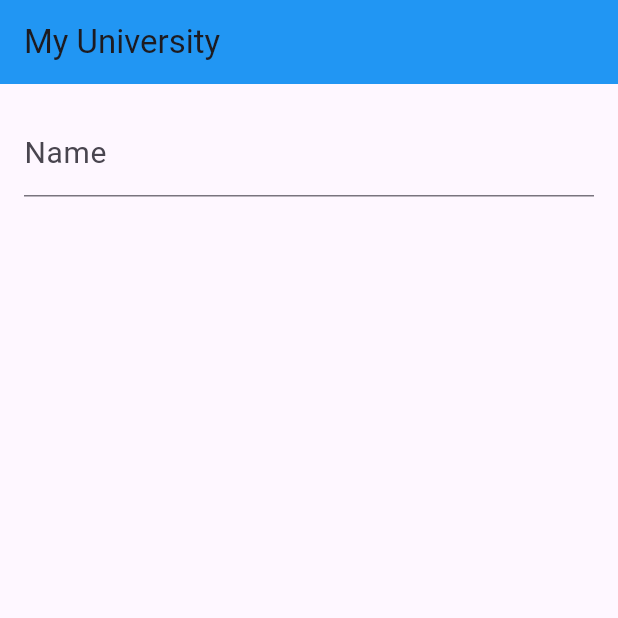
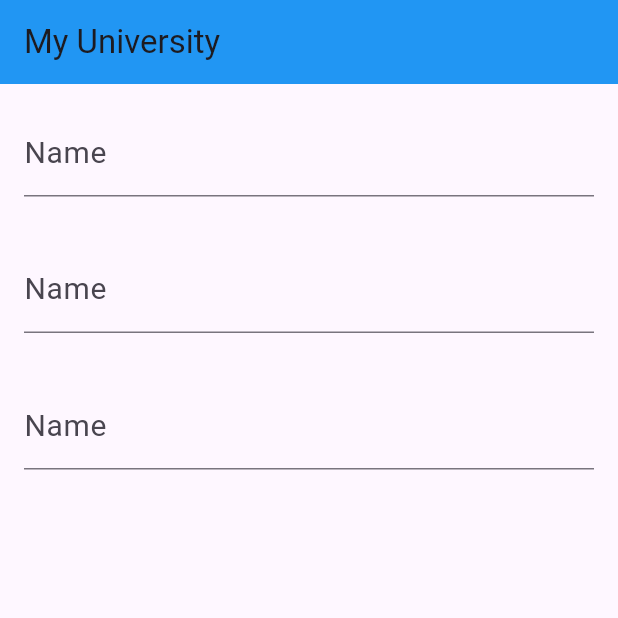
Before and after one commit to ArifHossain123/my_university, a Flutter app: the screen it shows after launch, on a phone screen of 412 x 824 dp, the top half of it. Run offline on Flutter 3.47's test engine with Material 3 defaults, Android fonts, the light colour scheme and no system bars.

Commit message:
TextField

```diff
--- a/lib/main.dart
+++ b/lib/main.dart
@@ -1,4 +1,5 @@
 import 'package:flutter/material.dart';
+import 'package:my_university/text_field.dart';
 
 void main() {
   runApp(
@@ -28,27 +29,31 @@ class _MyUniversityState extends State<MyUniversity> {
         backgroundColor: Colors.blue,
         title: const Text('My University'),
       ),
-      body: Column(
+      body: const Column(
         children: <Widget>[
-          Padding(
-            padding: const EdgeInsets.all(16.0),
-            child: TextFormField(
-              decoration: const InputDecoration(
-                labelText: 'Name',
-                labelStyle: TextStyle(
-                  fontSize: 20,
-                ),
-                fillColor: Colors.white,
-                focusedBorder: OutlineInputBorder(
-                  borderSide: BorderSide(
-                    color: Colors.blue,
-                    width: 2,
-                  ),
-                ),
-              ),
-              onChanged: (String name) {},
-            ),
-          ),
+          StudentTextField(),
+          StudentTextField(),
+          StudentTextField(),
+
+          // Padding(
+          //   padding: const EdgeInsets.all(16.0),
+          //   child: TextFormField(
+          //     decoration: const InputDecoration(
+          //       labelText: 'Name',
+          //       labelStyle: TextStyle(
+          //         fontSize: 20,
+          //       ),
+          //       fillColor: Colors.white,
+          //       focusedBorder: OutlineInputBorder(
+          //         borderSide: BorderSide(
+          //           color: Colors.blue,
+          //           width: 2,
+          //         ),
+          //       ),
+          //     ),
+          //     onChanged: (String name) {},
+          //   ),
+          // ),
         ],
       ),
     );
--- /dev/null
+++ b/lib/text_field.dart
@@ -0,0 +1,33 @@
+import 'package:flutter/material.dart';
+
+class StudentTextField extends StatelessWidget {
+  const StudentTextField({super.key});
+
+  @override
+  Widget build(BuildContext context) {
+    return Column(
+      children: <Widget>[
+        Padding(
+          padding: const EdgeInsets.all(16.0),
+          child: TextFormField(
+            decoration: const InputDecoration(
+              labelText: 'Name',
+              labelStyle: TextStyle(
+                fontSize: 20,
+              ),
+              fillColor: Colors.white,
+              focusedBorder: OutlineInputBorder(
+                borderSide: BorderSide(
+                  color: Colors.blue,
+                  width: 2,
+                ),
+              ),
+            ),
+            onChanged: (String name) {},
+          ),
+        ),
+
+      ],
+    );
+  }
+}
```
